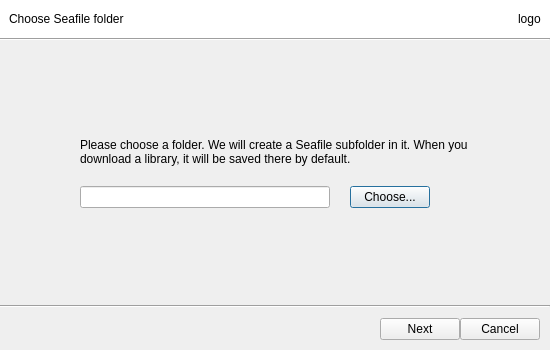
First picture: the form in ui/init-seafile-dialog.ui, repository haiwen/seafile-client, before the edit.
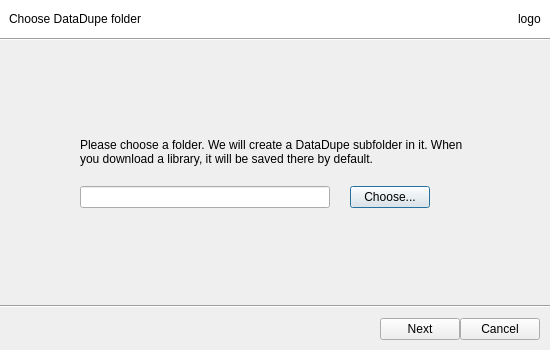
Second picture: the form after the edit.

Patch:
```diff
--- a/ui/init-seafile-dialog.ui
+++ b/ui/init-seafile-dialog.ui
@@ -35,7 +35,7 @@
          <string notr="true"/>
         </property>
         <property name="text">
-         <string>Choose Seafile folder</string>
+         <string>Choose DataDupe folder</string>
         </property>
         <property name="margin">
          <number>0</number>
@@ -108,7 +108,7 @@
        <item>
         <widget class="QLabel" name="label">
          <property name="text">
-          <string>Please choose a folder. We will create a Seafile subfolder in it. When you download a library, it will be saved there by default.</string>
+          <string>Please choose a folder. We will create a DataDupe subfolder in it. When you download a library, it will be saved there by default.</string>
          </property>
          <property name="wordWrap">
           <bool>true</bool>
```
Left out of the diff: 22 changed lines with no effect on the pictures.
